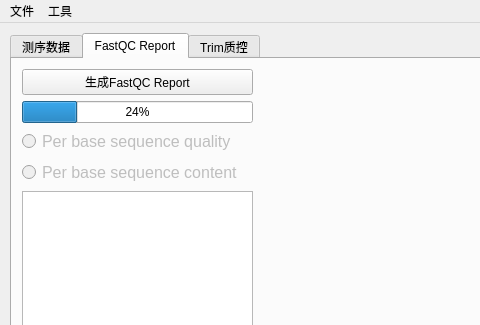
Above: UI/mainwindow.ui from yuanzheng/Metagenome before the change; both pictures show x 0 to 480 and y 0 to 325 of the 901 by 629 pixel window. Below: the same form after it.
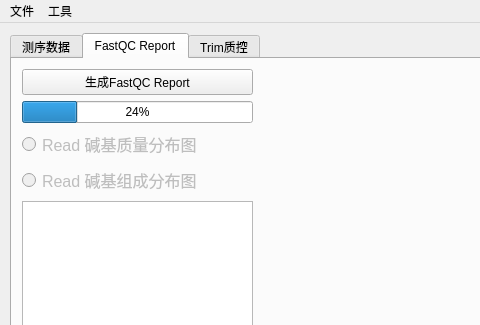
That is the form after the change. The open tabs and pages were chosen to show the change.

The edit to the form file:
```diff
--- a/UI/mainwindow.ui
+++ b/UI/mainwindow.ui
@@ -238,7 +238,7 @@
           </font>
          </property>
          <property name="text">
-          <string>Per base sequence quality</string>
+          <string>Read 碱基质量分布图</string>
          </property>
         </widget>
        </item>
@@ -253,7 +253,7 @@
           </font>
          </property>
          <property name="text">
-          <string>Per base sequence content</string>
+          <string>Read 碱基组成分布图</string>
          </property>
         </widget>
        </item>
```
Left out of the diff: 2 changed lines with no effect on the pictures.
